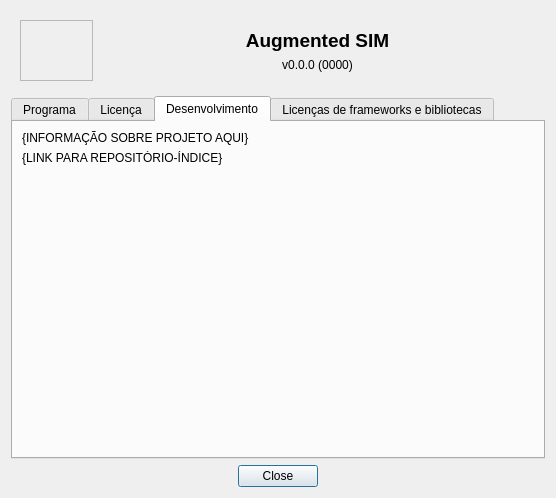
This is augmented_sim/gui/about.ui in Recovida/augmented-sim as Qt 5 draws it before an edit. The edited form follows.
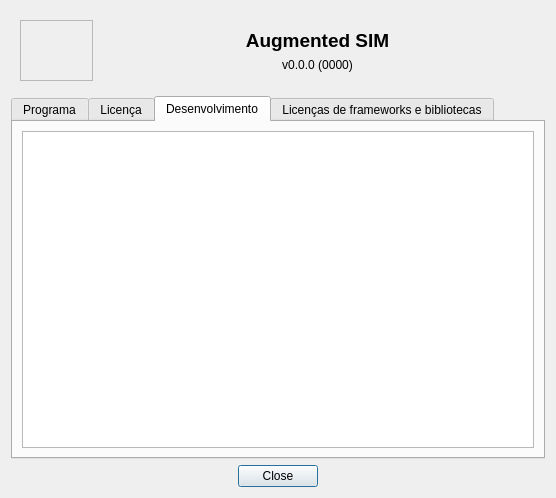
This is the edited form. The open tabs and pages were chosen to show the change.

Commit message: Pequenas mudanças na documentação. Implementação de detecção das codificações mais comuns no Brasil no Windows.

What changed in the file:
```diff
--- a/augmented_sim/gui/about.ui
+++ b/augmented_sim/gui/about.ui
@@ -179,32 +179,43 @@
       </attribute>
       <layout class="QVBoxLayout" name="verticalLayout_5">
        <item>
-        <widget class="QLabel" name="label_project">
-         <property name="text">
-          <string>{INFORMAÇÃO SOBRE PROJETO AQUI}</string>
+        <widget class="QScrollArea" name="scrollArea_4">
+         <property name="widgetResizable">
+          <bool>true</bool>
          </property>
+         <widget class="QWidget" name="scrollAreaWidgetContents_4">
+          <property name="geometry">
+           <rect>
+            <x>0</x>
+            <y>0</y>
+            <width>514</width>
+            <height>311</height>
+           </rect>
+          </property>
+          <layout class="QVBoxLayout" name="verticalLayout_10">
+           <property name="leftMargin">
+            <number>0</number>
+           </property>
+           <property name="topMargin">
+            <number>0</number>
+           </property>
+           <property name="rightMargin">
+            <number>0</number>
+           </property>
+           <property name="bottomMargin">
+            <number>0</number>
+           </property>
+           <item>
+            <widget class="QTextBrowser" name="text_browser_project">
+             <property name="frameShape">
+              <enum>QFrame::NoFrame</enum>
+             </property>
+            </widget>
+           </item>
+          </layout>
+         </widget>
         </widget>
        </item>
-       <item>
-        <widget class="QLabel" name="label_index_link">
-         <property name="text">
-          <string>{LINK PARA REPOSITÓRIO-ÍNDICE}</string>
-         </property>
-        </widget>
-       </item>
-       <item>
-        <spacer name="verticalSpacer_2">
-         <property name="orientation">
-          <enum>Qt::Vertical</enum>
-         </property>
-         <property name="sizeHint" stdset="0">
-          <size>
-           <width>20</width>
-           <height>40</height>
-          </size>
-         </property>
-        </spacer>
-       </item>
       </layout>
      </widget>
      <widget class="QWidget" name="tab_2">
```
The commit also changes 7 other files.
